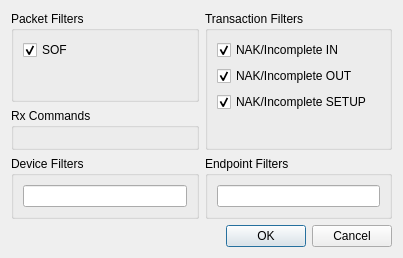
Old version of the form filterwindow.ui in the repository lambdaconcept/usb2sniffer-qt.
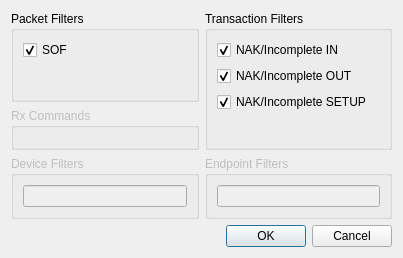
New version of the form.

Commit message: disable not implemented filters

What changed in the file:
```diff
--- a/filterwindow.ui
+++ b/filterwindow.ui
@@ -16,6 +16,9 @@
   <layout class="QGridLayout" name="gridLayout">
    <item row="1" column="0">
     <widget class="QGroupBox" name="groupBox_3">
+     <property name="enabled">
+      <bool>false</bool>
+     </property>
      <property name="title">
       <string>Rx Commands</string>
      </property>
@@ -133,7 +136,7 @@
    <item row="2" column="0">
     <widget class="QGroupBox" name="groupBox_4">
      <property name="enabled">
-      <bool>true</bool>
+      <bool>false</bool>
      </property>
      <property name="title">
       <string>Device Filters</string>
@@ -154,7 +157,7 @@
    <item row="2" column="1">
     <widget class="QGroupBox" name="groupBox_5">
      <property name="enabled">
-      <bool>true</bool>
+      <bool>false</bool>
      </property>
      <property name="title">
       <string>Endpoint Filters</string>
```
